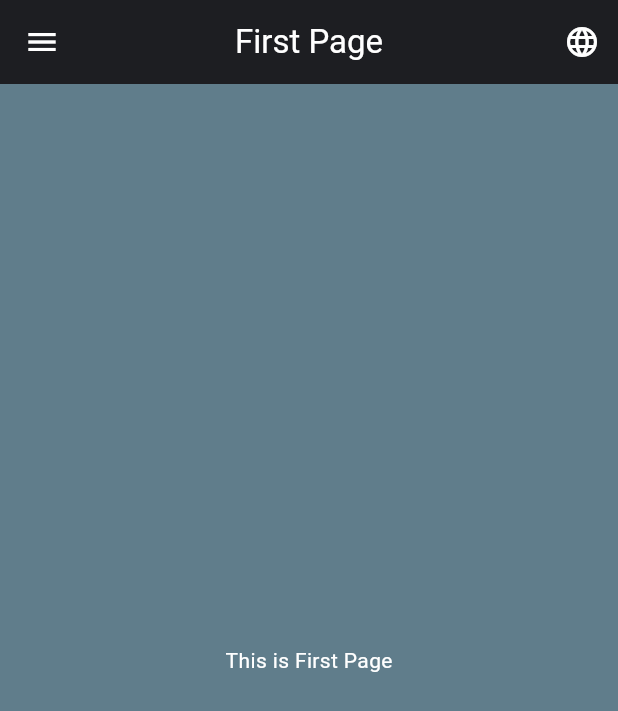
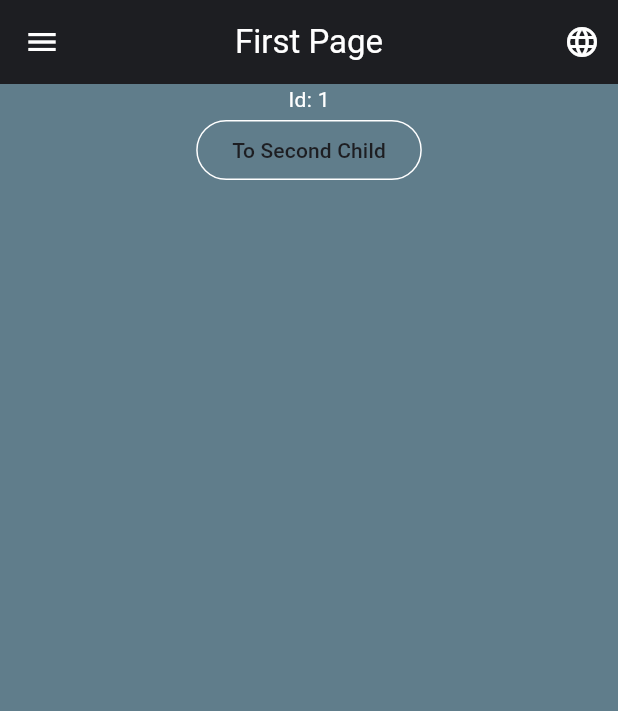
Before and after one commit to jiaxing98/flutter_weather, a Flutter app: the screen it shows after launch, in the side drawer, after a tap on "Page 1", on a phone screen of 412 x 824 dp. Shown: the top 711 px of the screen. Run offline on Flutter 3.47's test engine with Material 3 defaults, Android fonts, the phone set to English and light mode, and no system bars; our stand-ins replace dio, flutter_localization, fpdart, get_it, go_router, rxdart and 1 more.

Commit message:
Used path params, query params and child route

```diff
--- a/lib/core/dependencies/viewmodels.dart
+++ b/lib/core/dependencies/viewmodels.dart
@@ -3,6 +3,7 @@ import 'package:flutter_weather/core/dependencies/usecases.dart';
 import 'package:flutter_weather/core/dependencies/utils.dart';
 import 'package:flutter_weather/features/weather/domain/usecases/get_current_weather_usecase.dart';
 import 'package:flutter_weather/features/weather/presentation/dashboard/dashboard_scaffold_viewmodel.dart';
+import 'package:flutter_weather/features/weather/presentation/first/first_page_viewmodel.dart';
 import 'package:flutter_weather/features/weather/presentation/weather_info/weather_page_viewmodel.dart';
 import 'package:get_it/get_it.dart';
 
@@ -20,4 +21,8 @@ void injectViewModels() {
       getCurrentWeatherUseCase: usecases.get<GetCurrentWeatherUseCase>(),
     ),
   );
+
+  viewModels.registerFactory<FirstPageVM>(
+    () => FirstPageVM(),
+  );
 }
--- a/lib/features/weather/presentation/dashboard/dashboard_scaffold.dart
+++ b/lib/features/weather/presentation/dashboard/dashboard_scaffold.dart
@@ -2,7 +2,6 @@ import 'package:flutter/material.dart';
 import 'package:flutter_weather/features/weather/presentation/dashboard/change_language_menu.dart';
 import 'package:flutter_weather/features/weather/presentation/dashboard/dashboard_scaffold_viewmodel.dart';
 import 'package:flutter_weather/features/weather/presentation/dashboard/weather_drawer.dart';
-import 'package:go_router/go_router.dart';
 import 'package:provider/provider.dart';
 
 class DashboardScaffold extends StatefulWidget {
@@ -23,8 +22,8 @@ class _DashboardScaffoldState extends State<DashboardScaffold> {
   @override
   void initState() {
     final vm = context.read<DashboardScaffoldVM>();
-    final currentPage = GoRouterState.of(context).uri.toString();
-    vm.setCurrentPage(currentPage);
+    // final currentPage = GoRouterState.of(context).uri.toString();
+    // vm.setCurrentPage(currentPage);
     super.initState();
   }
 
--- a/lib/features/weather/presentation/dashboard/weather_drawer.dart
+++ b/lib/features/weather/presentation/dashboard/weather_drawer.dart
@@ -42,7 +42,10 @@ class _WeatherDrawerState extends State<WeatherDrawer> {
                     setState(() {
                       _selected = _Selection.page1;
                     });
-                    context.go(RouteName.first);
+                    context.goNamed(
+                      RouteName.first,
+                      pathParameters: {"id": "1"},
+                    );
                   },
                 ),
                 ListTile(
@@ -52,7 +55,23 @@ class _WeatherDrawerState extends State<WeatherDrawer> {
                     setState(() {
                       _selected = _Selection.page2;
                     });
-                    context.go(RouteName.second);
+                    context.goNamed(
+                      RouteName.second,
+                      queryParameters: {
+                        "movie": "inception",
+                        // "anime": "gintama",
+                      },
+                    );
+                  },
+                ),
+                ListTile(
+                  selected: _selected == _Selection.page2,
+                  title: Text("Page 3"),
+                  onTap: () {
+                    setState(() {
+                      _selected = _Selection.page2;
+                    });
+                    context.go(RouteName.third);
                   },
                 ),
               ],
--- a/lib/features/weather/presentation/first/first_page.dart
+++ b/lib/features/weather/presentation/first/first_page.dart
@@ -1,15 +1,36 @@
 import 'package:flutter/material.dart';
 import 'package:flutter_weather/features/weather/presentation/dashboard/dashboard_scaffold.dart';
+import 'package:flutter_weather/features/weather/presentation/first/first_page_viewmodel.dart';
+import 'package:flutter_weather/router/route_name.dart';
+import 'package:go_router/go_router.dart';
+import 'package:provider/provider.dart';
 
 class FirstPage extends StatelessWidget {
-  const FirstPage({super.key});
+  final String id;
+
+  const FirstPage({
+    super.key,
+    required this.id,
+  });
 
   @override
   Widget build(BuildContext context) {
-    return const DashboardScaffold(
+    final vm = context.read<FirstPageVM>();
+
+    return DashboardScaffold(
       appBarTitle: Text("First Page"),
       child: Center(
-        child: Text("This is First Page"),
+        child: Column(
+          children: [
+            Text("Id: $id"),
+            OutlinedButton(
+              child: Text("To Second Child"),
+              onPressed: () {
+                context.pushNamed(RouteName.secondChild);
+              },
+            ),
+          ],
+        ),
       ),
     );
   }
--- /dev/null
+++ b/lib/features/weather/presentation/first/first_page_viewmodel.dart
@@ -0,0 +1,3 @@
+import 'package:flutter/cupertino.dart';
+
+class FirstPageVM extends ChangeNotifier {}
--- a/lib/router/route_name.dart
+++ b/lib/router/route_name.dart
@@ -2,4 +2,7 @@ abstract class RouteName {
   static const home = "/";
   static const first = "/first";
   static const second = "/second";
+  static const third = "/third";
+
+  static const secondChild = "secondChild";
 }
--- a/lib/router/router_config.dart
+++ b/lib/router/router_config.dart
@@ -1,15 +1,22 @@
 import 'package:flutter_weather/core/dependencies/viewmodels.dart';
+import 'package:flutter_weather/features/_shared/pages/not_found_page.dart';
 import 'package:flutter_weather/features/weather/presentation/first/first_page.dart';
-import 'package:flutter_weather/features/weather/presentation/second/second_page.dart';
+import 'package:flutter_weather/features/weather/presentation/first/first_page_viewmodel.dart';
+import 'package:flutter_weather/features/weather/presentation/second/second_child_page.dart';
 import 'package:flutter_weather/features/weather/presentation/weather_info/weather_page.dart';
 import 'package:flutter_weather/features/weather/presentation/weather_info/weather_page_viewmodel.dart';
 import 'package:flutter_weather/router/route_name.dart';
 import 'package:go_router/go_router.dart';
 import 'package:provider/provider.dart';
 
+import '../features/weather/presentation/second/second_page.dart';
+
 final router = GoRouter(
+  debugLogDiagnostics: true,
+  initialLocation: RouteName.home,
   routes: [
     GoRoute(
+      name: RouteName.home,
       path: RouteName.home,
       builder: (context, state) => ChangeNotifierProvider(
         create: (_) => viewModels.get<WeatherPageVM>(),
@@ -17,12 +24,39 @@ final router = GoRouter(
       ),
     ),
     GoRoute(
-      path: RouteName.first,
-      builder: (context, state) => const FirstPage(),
+      name: RouteName.first,
+      path: "${RouteName.first}/:id",
+      builder: (context, state) {
+        final id = state.pathParameters['id'];
+        return id == null || id.isEmpty
+            ? const NotFoundPage()
+            : ChangeNotifierProvider(
+                create: (_) => viewModels.get<FirstPageVM>(),
+                child: FirstPage(id: id),
+              );
+      },
     ),
     GoRoute(
+      name: RouteName.second,
       path: RouteName.second,
-      builder: (context, state) => const SecondPage(),
+      builder: (context, state) {
+        final movie = state.uri.queryParameters['movie'];
+        final anime = state.uri.queryParameters['anime'];
+        return SecondPage(
+          movie: movie,
+          anime: anime,
+        );
+      },
+      routes: [
+        GoRoute(
+          name: RouteName.secondChild,
+          path: RouteName.secondChild,
+          builder: (context, state) {
+            return const SecondChildPage();
+          },
+        ),
+      ],
     ),
   ],
+  errorBuilder: (context, state) => const NotFoundPage(),
 );
```
Also changed, not shown: lib/features/_shared/pages/not_found_page.dart (added, +34 -0 lines), lib/features/weather/presentation/second/second_child_page.dart (added, +15 -0 lines), lib/features/weather/presentation/second/second_page.dart (+23 -3 lines), pubspec.lock.
